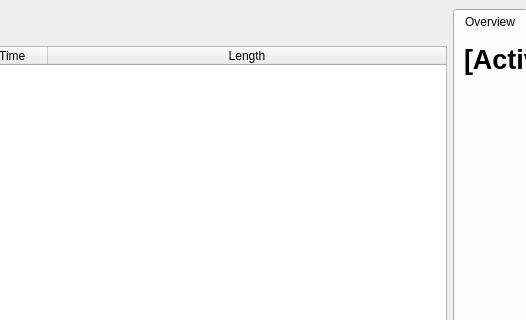
This is main.ui in TomFryers/activate as Qt 5 draws it before an edit; both pictures show x 162 to 688 and y 0 to 320 of the 1280 by 720 pixel window. The edited form follows.
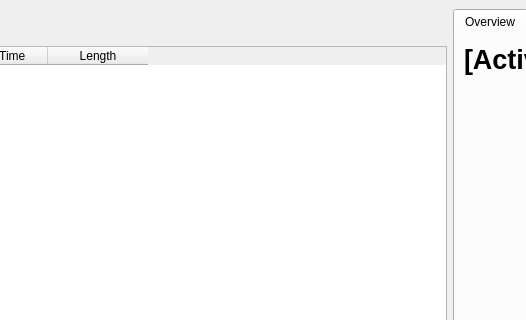
This is the edited form. Custom widgets are drawn as their Qt base class.

Commit message:
Stop hiding distances in the activity list
Names are cut off instead

The edit to the form file:
```diff
--- a/main.ui
+++ b/main.ui
@@ -69,9 +69,6 @@
         <property name="columnCount">
          <number>3</number>
         </property>
-        <attribute name="horizontalHeaderStretchLastSection">
-         <bool>true</bool>
-        </attribute>
         <column>
          <property name="text">
           <string>Name</string>
```
The commit also changes 1 other file.
